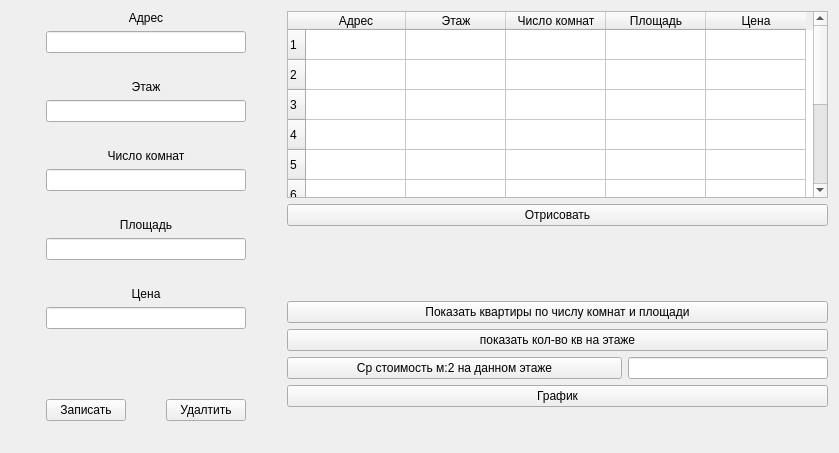
Qt form practic(+)/3/Practica/mainwindow.ui (spiritt123/mgtu) before a commit.
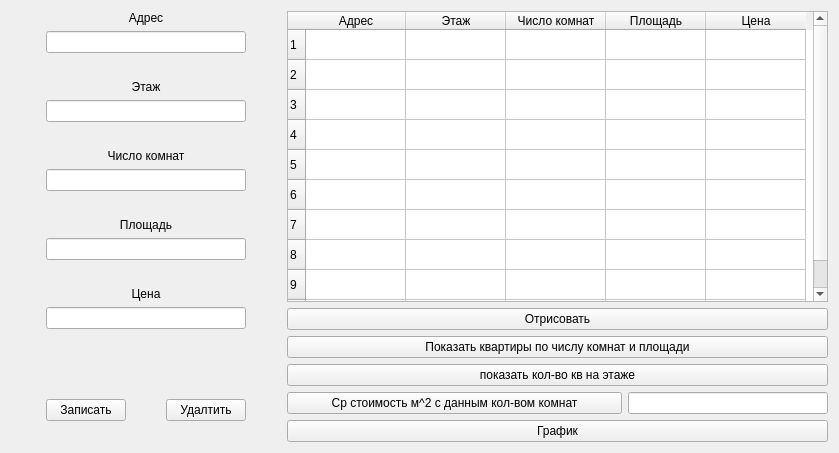
The same form after that commit.

Patch:
```diff
--- a/practic(+)/3/Practica/mainwindow.ui
+++ b/practic(+)/3/Practica/mainwindow.ui
@@ -344,32 +344,6 @@
           </property>
          </widget>
         </item>
-        <item>
-         <spacer name="verticalSpacer_8">
-          <property name="orientation">
-           <enum>Qt::Vertical</enum>
-          </property>
-          <property name="sizeHint" stdset="0">
-           <size>
-            <width>20</width>
-            <height>40</height>
-           </size>
-          </property>
-         </spacer>
-        </item>
-        <item>
-         <spacer name="verticalSpacer_10">
-          <property name="orientation">
-           <enum>Qt::Vertical</enum>
-          </property>
-          <property name="sizeHint" stdset="0">
-           <size>
-            <width>20</width>
-            <height>40</height>
-           </size>
-          </property>
-         </spacer>
-        </item>
         <item>
          <widget class="QPushButton" name="pushButton_3">
           <property name="text">
@@ -389,7 +363,7 @@
           <item>
            <widget class="QPushButton" name="pushButton_5">
             <property name="text">
-             <string>Ср стоимость м:2 на данном этаже</string>
+             <string>Ср стоимость м^2 c данным кол-вом комнат</string>
             </property>
            </widget>
           </item>
@@ -415,19 +389,6 @@
           </property>
          </widget>
         </item>
-        <item>
-         <spacer name="verticalSpacer_9">
-          <property name="orientation">
-           <enum>Qt::Vertical</enum>
-          </property>
-          <property name="sizeHint" stdset="0">
-           <size>
-            <width>20</width>
-            <height>40</height>
-           </size>
-          </property>
-         </spacer>
-        </item>
        </layout>
       </item>
      </layout>
```
Left out of the diff: 8 changed lines with no effect on the pictures.
